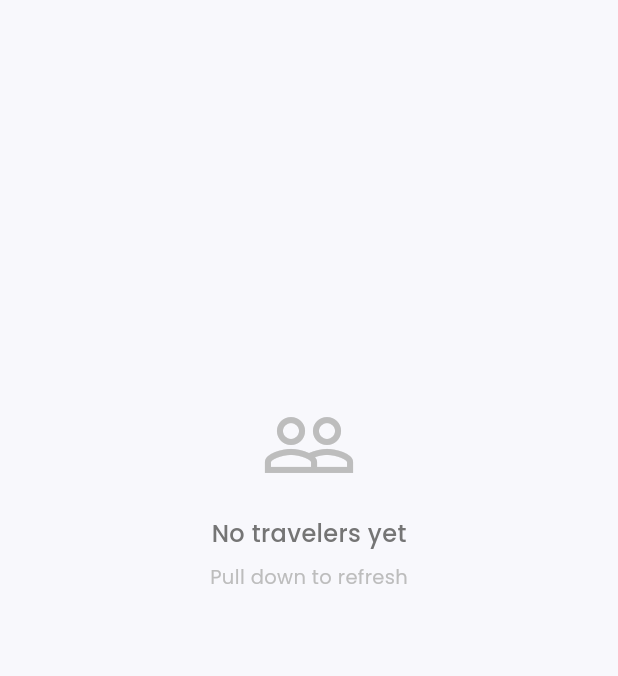
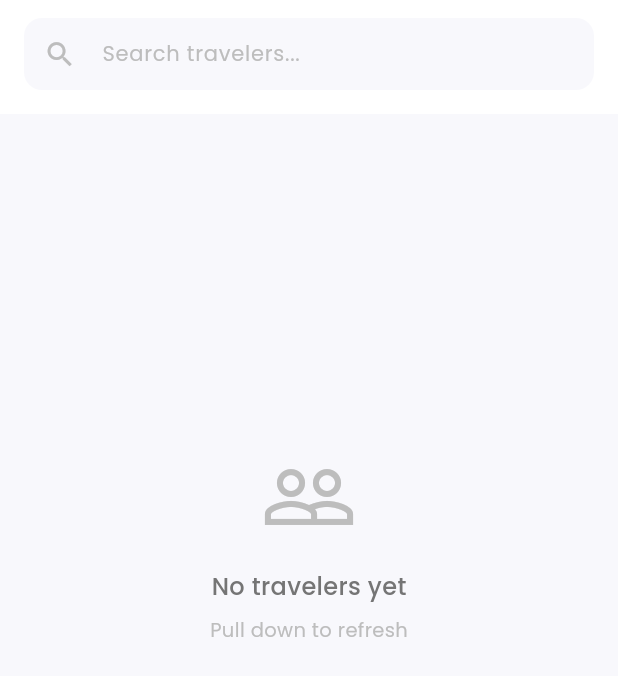
Before and after one commit to zainulhasanawan/MAD_Project, a Flutter app: the FeedScreen screen opened directly, on a phone screen of 412 x 824 dp. Shown: the top 676 px of the screen. Run offline on Flutter 3.47's test engine with Material 3 defaults, Android fonts, the phone set to English and light mode, and no system bars; our stand-ins replace cached_network_image, fl_chart, flutter_dotenv, flutter_map, google_fonts, image_picker and 2 more; accounts and stored records are empty.

Commit message:
Search bar in feed screen

```diff
--- a/lib/screens/feed_screen.dart
+++ b/lib/screens/feed_screen.dart
@@ -12,14 +12,41 @@ class FeedScreen extends StatefulWidget {
 
 class _FeedScreenState extends State<FeedScreen> {
   final supabase = Supabase.instance.client;
+  final TextEditingController _searchController = TextEditingController();
 
   bool _isLoading = true;
   List<Map<String, dynamic>> _publicProfiles = [];
+  List<Map<String, dynamic>> _filteredProfiles = [];
 
   @override
   void initState() {
     super.initState();
     _loadPublicProfiles();
+    _searchController.addListener(_filterProfiles);
+  }
+
+  @override
+  void dispose() {
+    _searchController.dispose();
+    super.dispose();
+  }
+
+  void _filterProfiles() {
+    final query = _searchController.text.toLowerCase().trim();
+
+    if (query.isEmpty) {
+      setState(() => _filteredProfiles = _publicProfiles);
+      return;
+    }
+
+    setState(() {
+      _filteredProfiles = _publicProfiles.where((profile) {
+        final fullName = (profile["full_name"] ?? "").toString().toLowerCase();
+        final username = (profile["username"] ?? "").toString().toLowerCase();
+
+        return fullName.contains(query) || username.contains(query);
+      }).toList();
+    });
   }
 
   Future<void> _loadPublicProfiles() async {
@@ -41,7 +68,10 @@ class _FeedScreenState extends State<FeedScreen> {
       final profilesRaw = await query.order('created_at', ascending: false);
 
       if (profilesRaw == null) {
-        setState(() => _publicProfiles = []);
+        setState(() {
+          _publicProfiles = [];
+          _filteredProfiles = [];
+        });
         return;
       }
 
@@ -49,7 +79,10 @@ class _FeedScreenState extends State<FeedScreen> {
           .map((item) => Map<String, dynamic>.from(item))
           .toList();
 
-      setState(() => _publicProfiles = profiles);
+      setState(() {
+        _publicProfiles = profiles;
+        _filteredProfiles = profiles;
+      });
     } catch (e, st) {
       print("Error loading public profiles: $e\n$st");
       if (mounted) {
@@ -69,7 +102,55 @@ class _FeedScreenState extends State<FeedScreen> {
   Widget build(BuildContext context) {
     return Scaffold(
       backgroundColor: const Color(0xFFF8F8FC),
-      body: RefreshIndicator(
+      body: Column(
+        children: [
+          // Search Bar
+          Container(
+            color: Colors.white,
+            padding: const EdgeInsets.fromLTRB(16, 12, 16, 16),
+            child: TextField(
+              controller: _searchController,
+              decoration: InputDecoration(
+                hintText: 'Search travelers...',
+                hintStyle: GoogleFonts.poppins(
+                  color: Colors.grey.shade400,
+                  fontSize: 14,
+                ),
+                prefixIcon: Icon(
+                  Icons.search,
+                  color: Colors.grey.shade400,
+                  size: 22,
+                ),
+                suffixIcon: _searchController.text.isNotEmpty
+                    ? IconButton(
+                  icon: Icon(
+                    Icons.clear,
+                    color: Colors.grey.shade400,
+                    size: 20,
+                  ),
+                  onPressed: () {
+                    _searchController.clear();
+                  },
+                )
+                    : null,
+                filled: true,
+                fillColor: const Color(0xFFF8F8FC),
+                border: OutlineInputBorder(
+                  borderRadius: BorderRadius.circular(12),
+                  borderSide: BorderSide.none,
+                ),
+                contentPadding: const EdgeInsets.symmetric(
+                  horizontal: 16,
+                  vertical: 12,
+                ),
+              ),
+              style: GoogleFonts.poppins(fontSize: 14),
+            ),
+          ),
+
+          // Content
+          Expanded(
+            child: RefreshIndicator(
               onRefresh: _loadPublicProfiles,
               color: const Color(0xFF3D8BFF),
               backgroundColor: Colors.white,
@@ -80,25 +161,29 @@ class _FeedScreenState extends State<FeedScreen> {
                   color: Color(0xFF3D8BFF),
                 ),
               )
-            : _publicProfiles.isEmpty
+                  : _filteredProfiles.isEmpty
                   ? SingleChildScrollView(
                 physics: const AlwaysScrollableScrollPhysics(
                   parent: BouncingScrollPhysics(),
                 ),
                 child: SizedBox(
-            height: MediaQuery.of(context).size.height * 0.8,
+                  height: MediaQuery.of(context).size.height * 0.7,
                   child: Center(
                     child: Column(
                       mainAxisAlignment: MainAxisAlignment.center,
                       children: [
                         Icon(
-                    Icons.people_outline,
+                          _searchController.text.isEmpty
+                              ? Icons.people_outline
+                              : Icons.search_off,
                           size: 64,
                           color: Colors.grey.shade400,
                         ),
                         const SizedBox(height: 16),
                         Text(
-                    'No travelers yet',
+                          _searchController.text.isEmpty
+                              ? 'No travelers yet'
+                              : 'No results found',
                           style: GoogleFonts.poppins(
                             fontSize: 16,
                             color: Colors.grey.shade600,
@@ -107,7 +192,9 @@ class _FeedScreenState extends State<FeedScreen> {
                         ),
                         const SizedBox(height: 8),
                         Text(
-                    'Pull down to refresh',
+                          _searchController.text.isEmpty
+                              ? 'Pull down to refresh'
+                              : 'Try a different search',
                           style: GoogleFonts.poppins(
                             fontSize: 13,
                             color: Colors.grey.shade400,
@@ -123,9 +210,12 @@ class _FeedScreenState extends State<FeedScreen> {
                 physics: const AlwaysScrollableScrollPhysics(
                   parent: BouncingScrollPhysics(),
                 ),
-          itemCount: _publicProfiles.length,
-          itemBuilder: (_, i) => _buildProfileCard(_publicProfiles[i]),
+                itemCount: _filteredProfiles.length,
+                itemBuilder: (_, i) => _buildProfileCard(_filteredProfiles[i]),
               ),
+            ),
+          ),
+        ],
       ),
     );
   }
```
Lines whose indentation alone changed are shown as unchanged.
